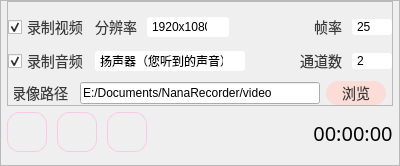
This is NanaRecorder/NanaRecorder.ui in onlyet/NanaRecorder as Qt 5 draws it before an edit. The edited form follows.
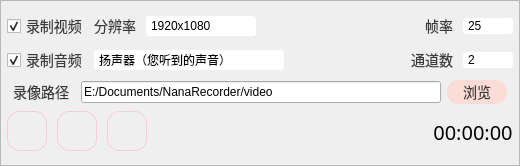
This is the edited form. Icons and pictures are not drawn.

Commit message: Fix qss combobox BUG: In ubuntu2204, This two settings will cause the selected item to become blank. Adjust ui and optimize CMakeLists.txt

```diff
--- a/NanaRecorder/NanaRecorder.ui
+++ b/NanaRecorder/NanaRecorder.ui
@@ -6,7 +6,7 @@
    <rect>
     <x>0</x>
     <y>0</y>
-    <width>400</width>
+    <width>520</width>
     <height>166</height>
    </rect>
   </property>
@@ -55,12 +55,17 @@
   background: #FFFFFF;
 }
 
+/*
+BUG: In ubuntu2204, This two settings will cause the selected item to become blank .
+
 QComboBox:!editable, QComboBox::drop-down:editable {
   background: #FFFFFF;
 }
+
 QComboBox:!editable:on, QComboBox::drop-down:editable:on {
   background: #FFFFFF;
 }
+*/
 
 QComboBox:on { /* shift the text when the popup opens */
 }
@@ -93,6 +98,7 @@
   background-color: white;
   color: gray;
 }
+
 /*下拉item*/
 QComboBox QAbstractItemView::item {
   color: gray;
@@ -134,8 +140,7 @@
 
 QComboBox QScrollBar::add-page:vertical,QScrollBar::sub-page:vertical {
   background:white;
-}
-</string>
+}</string>
   </property>
   <widget class="QWidget" name="centralWidget">
    <layout class="QHBoxLayout" name="horizontalLayout_2">
@@ -193,10 +198,10 @@
           </size>
          </property>
          <property name="frameShape">
-          <enum>QFrame::StyledPanel</enum>
+          <enum>QFrame::NoFrame</enum>
          </property>
          <property name="frameShadow">
-          <enum>QFrame::Raised</enum>
+          <enum>QFrame::Plain</enum>
          </property>
          <layout class="QGridLayout" name="gridLayout">
           <property name="leftMargin">
@@ -218,7 +223,7 @@
             </property>
             <property name="maximumSize">
              <size>
-              <width>150</width>
+              <width>190</width>
               <height>16777215</height>
              </size>
             </property>
@@ -282,7 +287,7 @@
               <widget class="QComboBox" name="fpsComboBox">
                <property name="minimumSize">
                 <size>
-                 <width>40</width>
+                 <width>50</width>
                  <height>0</height>
                 </size>
                </property>
@@ -362,7 +367,7 @@
               <widget class="QComboBox" name="resolutionComboBox">
                <property name="minimumSize">
                 <size>
-                 <width>80</width>
+                 <width>110</width>
                  <height>20</height>
                 </size>
                </property>
@@ -518,7 +523,7 @@
               <widget class="QLineEdit" name="recordEdit">
                <property name="minimumSize">
                 <size>
-                 <width>240</width>
+                 <width>260</width>
                  <height>20</height>
                 </size>
                </property>
```
The commit also changes 2 other files.
